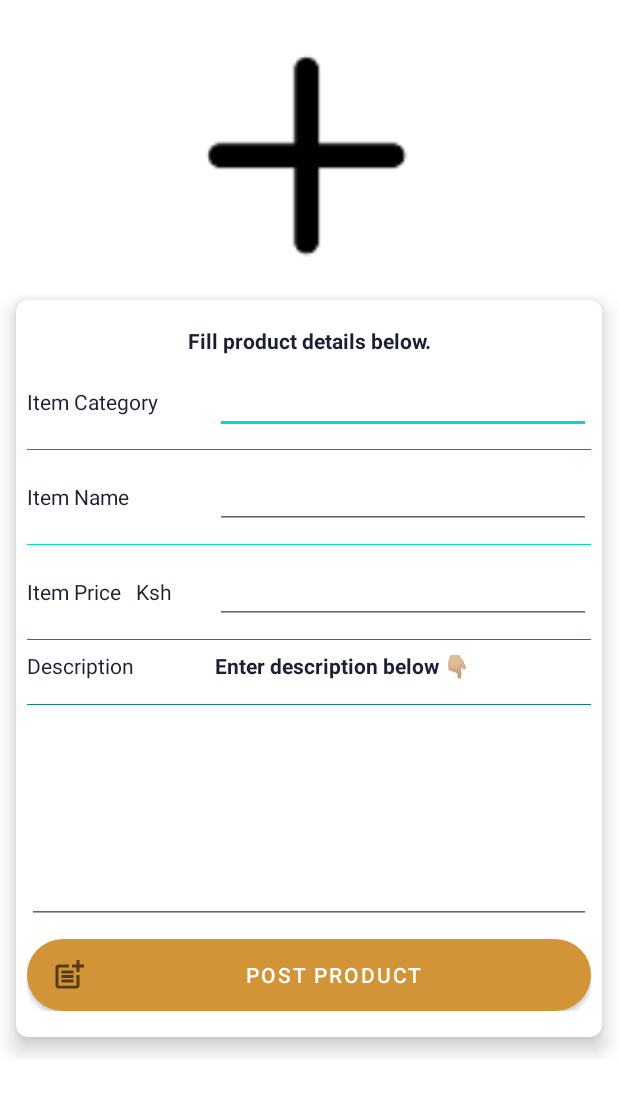
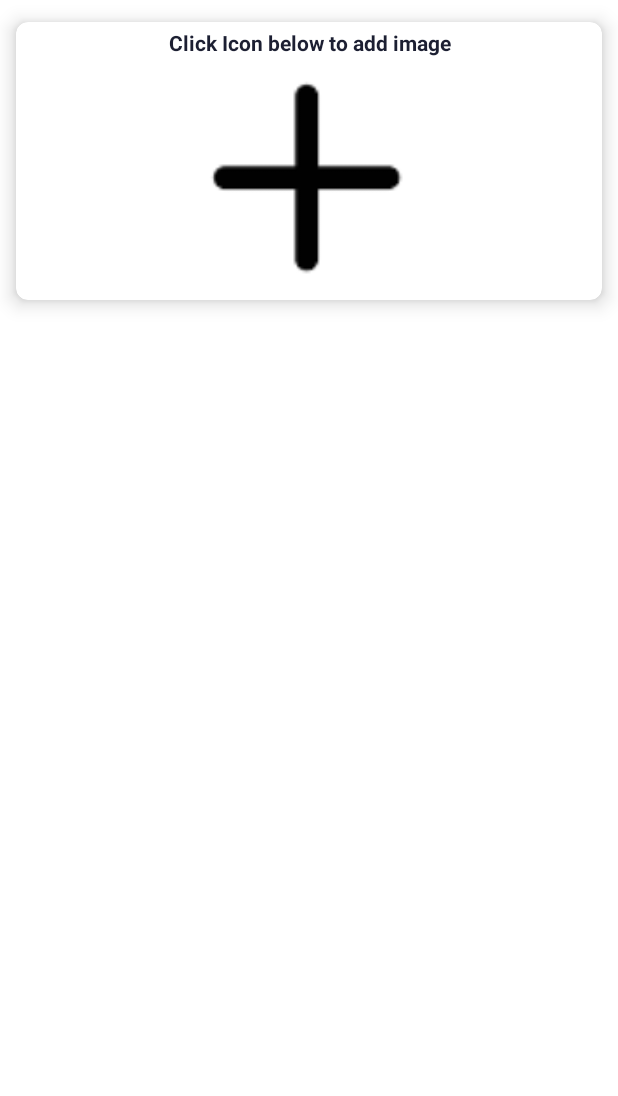
Before and after one commit to charlomwas69/Chuka-E-Mall, an Android app: the Good_owner_post screen opened directly, with no data from a screen before it, on a phone screen of 412 x 824 dp. Shown: the top 1096 px of the screen. Run offline under Robolectric (Android 15) with nearby library versions, the phone set to English and light mode, and no system bars; our stand-ins replace CircleImageView, Firebase (no records; nobody signed in at launch, a user with empty details on screens opened directly); libraries missing offline, so code that uses them is left out: com.cazaea.sweetalert, com.labters.lottiealertdialoglibrary; pictures from the network do not load; Roboto replaces fonts that are not available here.

```diff
--- a/app/build.gradle
+++ b/app/build.gradle
@@ -38,6 +38,7 @@ dependencies {
     implementation 'com.google.firebase:firebase-firestore:23.0.3'
     implementation 'com.google.firebase:firebase-storage:20.0.0'
     implementation 'com.google.firebase:firebase-messaging:22.0.0'
+    implementation "com.firebaseui:firebase-ui-firestore:3.0.0"
     implementation 'androidx.swiperefreshlayout:swiperefreshlayout:1.1.0'
     testImplementation 'junit:junit:4.13.2'
     androidTestImplementation 'androidx.test.ext:junit:1.1.3'
--- a/app/src/main/java/org/trustfuse/mpesa_stktrial/Good_owner_post.java
+++ b/app/src/main/java/org/trustfuse/mpesa_stktrial/Good_owner_post.java
@@ -20,6 +20,7 @@ import android.widget.Toast;
 import androidx.annotation.NonNull;
 import androidx.annotation.Nullable;
 import androidx.appcompat.app.AppCompatActivity;
+import androidx.cardview.widget.CardView;
 import androidx.core.app.ActivityCompat;
 import androidx.core.content.ContextCompat;
 import androidx.core.content.FileProvider;
@@ -55,10 +56,12 @@ public class Good_owner_post extends AppCompatActivity {
     FirebaseFirestore firestore;
     Button post;
     CircleImageView circleImageView;
+    Uri contentUri;
+    CardView cardView;
+
     private static final int CAM_PERM = 100 ;
     private static final int CAM_REQ_CODE = 101;
     public static final int GALLERY_RE_CODE = 103;
-    public static final int MY_PERMISSIONS_WRITE_EXTERNAL_STORAGE = 1;
     String currentPhotoPath;
 
     @Override
@@ -73,12 +76,15 @@ public class Good_owner_post extends AppCompatActivity {
         post = findViewById(R.id.post_item);
         storageReference = FirebaseStorage.getInstance().getReference();
         firestore = FirebaseFirestore.getInstance();
+        cardView = findViewById(R.id.card_view2);
 
+
+        cardView.setVisibility(View.GONE);
         circleImageView.setOnClickListener(new View.OnClickListener() {
             @Override
             public void onClick(View v) {
-
-
+                Intent gallery = new Intent(Intent.ACTION_PICK, MediaStore.Images.Media.EXTERNAL_CONTENT_URI);
+                startActivityForResult(gallery, GALLERY_RE_CODE);
             }
         });
 
@@ -125,22 +131,21 @@ public class Good_owner_post extends AppCompatActivity {
             documentReference.set(goods).addOnSuccessListener(new OnSuccessListener<Void>() {
                 @Override
                 public void onSuccess(Void aVoid) {
-                    Toast.makeText(getApplicationContext(),"Good posted",Toast.LENGTH_LONG).show();
+//                    Toast.makeText(getApplicationContext(),"Good posted",Toast.LENGTH_LONG).show();
 //                    Snackbar.make(getCurrentFocus(),"Good succesfully Posted Wait to upload Image",3500).show();
 //                    askCameraperm();
                     item_name.setText("");
                     item_description.setText("");
                     item_price.setText("");
                     item_category.setText("");
-                    Intent gallery = new Intent(Intent.ACTION_PICK, MediaStore.Images.Media.EXTERNAL_CONTENT_URI);
-                    startActivityForResult(gallery, GALLERY_RE_CODE);
 
-                    LottieAlertDialog alertDialog= new LottieAlertDialog.Builder(Good_owner_post.this, DialogTypes.TYPE_SUCCESS)
-                            .setTitle("SUCCESS")
-                            .setDescription("Your good was posted")
-                            .build();
-                    alertDialog.setCancelable(true);
-                    alertDialog.show();
+                    loadImageToFirebase(contentUri);
+//                    LottieAlertDialog alertDialog= new LottieAlertDialog.Builder(Good_owner_post.this, DialogTypes.TYPE_SUCCESS)
+//                            .setTitle("SUCCESS")
+//                            .setDescription("Your good was posted")
+//                            .build();
+//                    alertDialog.setCancelable(true);
+//                    alertDialog.show();
 
                 }
             }).addOnFailureListener(new OnFailureListener() {
@@ -195,12 +200,12 @@ public class Good_owner_post extends AppCompatActivity {
         }
         if (requestCode == GALLERY_RE_CODE){
             if (resultCode == Activity.RESULT_OK){
-                Uri contentUri = data.getData();
+                contentUri = data.getData();
                 String timeStamp = new SimpleDateFormat("yyyyMMdd_HHmmss").format(new Date());
                 String imageFileName = "JPEG_" + timeStamp +"."+getFileExt(contentUri);
                 Log.d("tag", "onActivityResult: Gallery Image Uri:  " +  imageFileName);
-//                circleImageView.setImageURI(contentUri);
-                loadImageToFirebase(contentUri);
+                circleImageView.setImageURI(contentUri);
+//                loadImageToFirebase(contentUri);
             }
 
         }
@@ -218,11 +223,16 @@ public class Good_owner_post extends AppCompatActivity {
                         String pichauri = uri.toString();
                         ////ADDING IMAGE URI FIELD
                         Map<String , Object> oyaa = new HashMap<>();
-                        oyaa.put("image Uri",pichauri);
+                        oyaa.put("image_uri",pichauri);
                         firestore.collection("Goods").document(item_name.getText().toString())
                                 .set(oyaa, SetOptions.merge());
 
-//                        Toast.makeText(getApplicationContext(), "TASK COMPLETED SUCCESSFULLY", Toast.LENGTH_LONG).show();
+                        LottieAlertDialog alertDialog= new LottieAlertDialog.Builder(Good_owner_post.this, DialogTypes.TYPE_SUCCESS)
+                                .setTitle("SUCCESS")
+                                .setDescription("Your good was posted")
+                                .build();
+                        alertDialog.setCancelable(true);
+                        alertDialog.show();
 //                        Snackbar.make(getCurrentFocus(),"TASK COMPLETED SUCCESSFULLY",3500).show();
 
                         ////END OF ADDING IMAGE URI FIELD
@@ -233,7 +243,6 @@ public class Good_owner_post extends AppCompatActivity {
             @Override
             public void onFailure(@NonNull Exception e) {
                 Toast.makeText(Good_owner_post.this, "DP not uploaded", Toast.LENGTH_LONG).show();
-//                prog_pic.setVisibility(View.GONE);
             }
         });
 
--- a/app/src/main/res/layout/activity_good_owner_post.xml
+++ b/app/src/main/res/layout/activity_good_owner_post.xml
@@ -9,7 +9,32 @@
     <RelativeLayout
         android:layout_width="match_parent"
         android:layout_height="match_parent">
+        <androidx.cardview.widget.CardView
+            android:id="@+id/card_view1"
+            android:layout_width="match_parent"
+            android:layout_height="wrap_content"
+            android:paddingHorizontal="10dp"
+            app:cardCornerRadius="8dp"
+            app:cardElevation="8dp"
+            app:cardUseCompatPadding="true">
+            <LinearLayout
+                android:layout_marginTop="4dp"
+                android:layout_width="match_parent"
+                android:layout_height="wrap_content"
+                android:orientation="horizontal">
 
+                <TextView
+                    android:id="@+id/say"
+                    android:layout_width="0dp"
+                    android:layout_height="wrap_content"
+                    android:layout_weight="2"
+                    android:textColor="#1C1F32"
+                    android:gravity="center"
+                    android:text="Click Icon below to add image"
+                    android:singleLine="true"
+                    android:textStyle="bold"
+                    android:visibility="visible" />
+            </LinearLayout>
             <de.hdodenhof.circleimageview.CircleImageView
                 android:id="@+id/good_image"
                 android:layout_width="match_parent"
@@ -19,12 +44,12 @@
                 android:src="@drawable/add_image"
                 app:civ_border_color="#FFFFFF"
                 app:civ_border_width="2dp" />
-
+        </androidx.cardview.widget.CardView>
         <androidx.cardview.widget.CardView
             android:id="@+id/card_view2"
             android:layout_width="match_parent"
             android:layout_height="wrap_content"
-            android:layout_below="@id/good_image"
+            android:layout_below="@id/card_view1"
             android:paddingHorizontal="10dp"
             app:cardCornerRadius="8dp"
             app:cardElevation="8dp"
```
Also changed, not shown: app/src/main/java/org/trustfuse/mpesa_stktrial/Goods_Adapter.java (added, +60 -0 lines), app/src/main/java/org/trustfuse/mpesa_stktrial/Home_frag.java (+59 -45 lines). Lines whose indentation alone changed are shown as unchanged.
